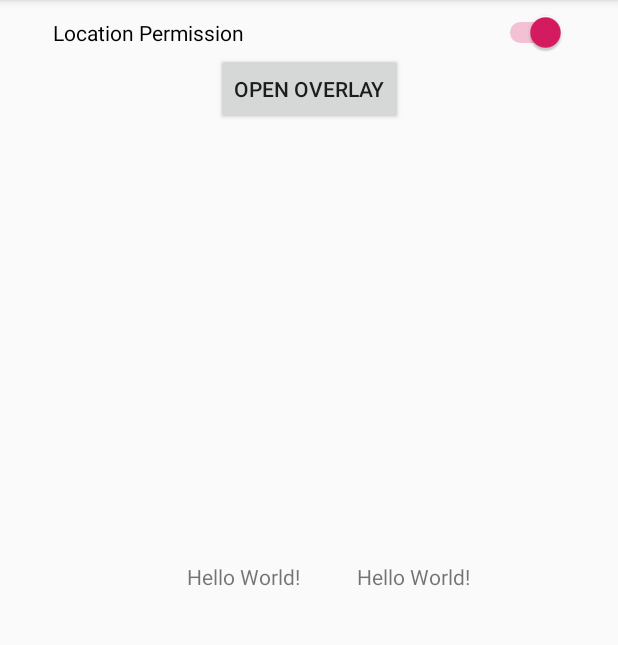
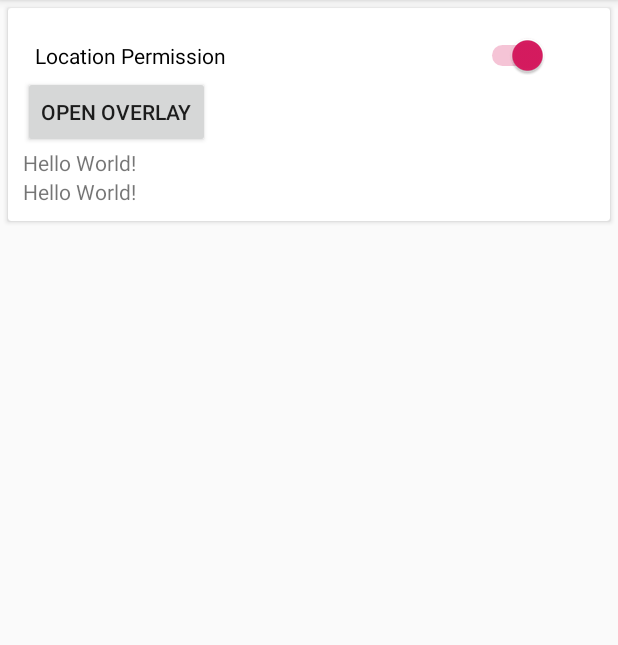
Before and after one commit to henne90gen/Spover, an Android app: the screen it shows after launch (MainActivity), on a phone screen of 412 x 824 dp, the part 84-729 px from its top. Run offline under Robolectric (Android 15) with nearby library versions, the phone set to English and light mode, and no system bars.

Commit message:
card layout

```diff
--- a/app/build.gradle
+++ b/app/build.gradle
@@ -33,4 +33,6 @@ dependencies {
     testImplementation 'junit:junit:4.12'
     androidTestImplementation 'com.android.support.test:runner:1.0.2'
     androidTestImplementation 'com.android.support.test.espresso:espresso-core:3.0.2'
+
+    implementation 'com.android.support:cardview-v7:28.0.0'
 }
--- a/app/src/main/AndroidManifest.xml
+++ b/app/src/main/AndroidManifest.xml
@@ -2,7 +2,6 @@
 <manifest xmlns:android="http://schemas.android.com/apk/res/android"
     package="de.spover.spover">
     <uses-permission android:name="android.permission.SYSTEM_ALERT_WINDOW" />
-
     <uses-permission android:name="android.permission.ACCESS_FINE_LOCATION"/>
 
     <application
--- a/app/src/main/res/layout/activity_main.xml
+++ b/app/src/main/res/layout/activity_main.xml
@@ -1,32 +1,17 @@
 <?xml version="1.0" encoding="utf-8"?>
-<android.support.constraint.ConstraintLayout xmlns:android="http://schemas.android.com/apk/res/android"
-    xmlns:app="http://schemas.android.com/apk/res-auto"
-    xmlns:tools="http://schemas.android.com/tools"
-    android:layout_width="match_parent"
-    android:layout_height="match_parent"
-    tools:context=".MainActivity">
+<LinearLayout xmlns:android="http://schemas.android.com/apk/res/android"
+    xmlns:card_view="http://schemas.android.com/apk/res-auto"
+    android:id="@+id/llItem"
+    android:layout_width="fill_parent"
+    android:layout_height="wrap_content"
+    android:orientation="vertical">
 
-    <TextView
-        android:id="@+id/lat"
-        android:layout_width="wrap_content"
-        android:layout_height="wrap_content"
-        android:text="Hello World!"
-        app:layout_constraintBottom_toBottomOf="parent"
-        app:layout_constraintHorizontal_bias="0.37"
-        app:layout_constraintLeft_toLeftOf="parent"
-        app:layout_constraintRight_toRightOf="parent"
-        app:layout_constraintTop_toTopOf="parent" />
+    <android.support.v7.widget.CardView
+        style="@style/Card"
+        card_view:cardCornerRadius="2dp">
 
-    <TextView
-        android:id="@+id/lon"
-        android:layout_width="wrap_content"
-        android:layout_height="wrap_content"
-        android:text="Hello World!"
-        app:layout_constraintBottom_toBottomOf="parent"
-        app:layout_constraintHorizontal_bias="0.707"
-        app:layout_constraintLeft_toLeftOf="parent"
-        app:layout_constraintRight_toRightOf="parent"
-        app:layout_constraintTop_toTopOf="parent" />
+        <LinearLayout
+            style="@style/llCard">
 
             <Switch
                 android:id="@+id/locationPermissionSwitch"
@@ -35,18 +20,25 @@
                 android:layout_marginStart="8dp"
                 android:layout_marginTop="8dp"
                 android:layout_marginEnd="8dp"
-        android:text="Location Permission"
-        app:layout_constraintEnd_toEndOf="parent"
-        app:layout_constraintStart_toStartOf="parent"
-        app:layout_constraintTop_toTopOf="parent" />
+                android:text="Location Permission" />
 
             <Button
+                android:id="@+id/btnOverlay"
                 android:layout_width="wrap_content"
                 android:layout_height="wrap_content"
-        android:id="@+id/btnOverlay"
-        android:text="open overlay"
-        app:layout_constraintEnd_toEndOf="parent"
-        app:layout_constraintStart_toStartOf="parent"
-        app:layout_constraintTop_toBottomOf="@id/locationPermissionSwitch"/>
+                android:text="open overlay" />
 
-</android.support.constraint.ConstraintLayout>
+            <TextView
+                android:id="@+id/lat"
+                android:layout_width="wrap_content"
+                android:layout_height="wrap_content"
+                android:text="Hello World!"/>
+
+            <TextView
+                android:id="@+id/lon"
+                android:layout_width="wrap_content"
+                android:layout_height="wrap_content"
+                android:text="Hello World!"/>
+        </LinearLayout>
+    </android.support.v7.widget.CardView>
+</LinearLayout>
--- a/app/src/main/res/values/styles.xml
+++ b/app/src/main/res/values/styles.xml
@@ -7,4 +7,19 @@
         <item name="colorPrimaryDark">@color/colorPrimaryDark</item>
         <item name="colorAccent">@color/colorAccent</item>
     </style>
+
+    <style name="Card" parent="CardView">
+        <item name="android:layout_width">fill_parent</item>
+        <item name="android:layout_height">wrap_content</item>
+        <item name="android:layout_gravity">center</item>
+        <item name="android:layout_margin">5dp</item>
+    </style>
+
+    <style name="llCard">
+        <item name="android:layout_width">fill_parent</item>
+        <item name="android:layout_height">wrap_content</item>
+        <item name="android:minHeight">80dp</item>
+        <item name="android:orientation">vertical</item>
+        <item name="android:padding">10dp</item>
+    </style>
 </resources>
```
Lines whose indentation alone changed are shown as unchanged.
